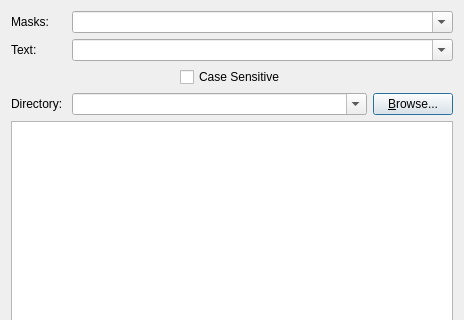
tmpprj/tmpprj, file SearchGUI/src/searchwindow.ui: the form before one commit; both pictures show x 0 to 464 and y 0 to 320 of the 464 by 471 pixel window.
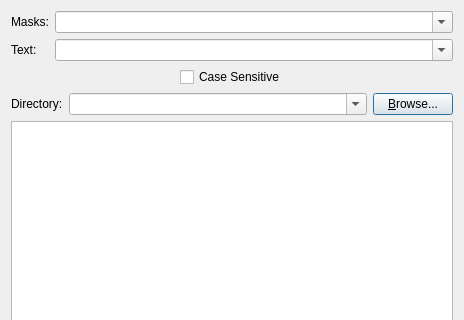
The form after the commit. Custom widgets are drawn as their Qt base class.

Patch:
```diff
--- a/SearchGUI/src/searchwindow.ui
+++ b/SearchGUI/src/searchwindow.ui
@@ -19,6 +19,8 @@
    <item>
     <layout class="QHBoxLayout" >
      <item>
+      <layout class="QVBoxLayout" >
+       <item>
       <widget class="QLabel" name="label_3" >
        <property name="sizePolicy" >
         <sizepolicy vsizetype="Preferred" hsizetype="Preferred" >
@@ -28,7 +30,7 @@
        </property>
        <property name="minimumSize" >
         <size>
-         <width>55</width>
+           <width>0</width>
          <height>0</height>
         </size>
        </property>
@@ -38,23 +40,6 @@
       </widget>
      </item>
      <item>
-      <widget class="QComboBox" name="masksComboBox" >
-       <property name="sizePolicy" >
-        <sizepolicy vsizetype="Fixed" hsizetype="Expanding" >
-         <horstretch>0</horstretch>
-         <verstretch>0</verstretch>
-        </sizepolicy>
-       </property>
-       <property name="editable" >
-        <bool>true</bool>
-       </property>
-      </widget>
-     </item>
-    </layout>
-   </item>
-   <item>
-    <layout class="QHBoxLayout" >
-     <item>
       <widget class="QLabel" name="label" >
        <property name="sizePolicy" >
         <sizepolicy vsizetype="Preferred" hsizetype="Preferred" >
@@ -64,7 +49,7 @@
        </property>
        <property name="minimumSize" >
         <size>
-         <width>55</width>
+           <width>0</width>
          <height>0</height>
         </size>
        </property>
@@ -73,6 +58,26 @@
        </property>
       </widget>
      </item>
+      </layout>
+     </item>
+     <item>
+      <layout class="QVBoxLayout" >
+       <item>
+        <widget class="QComboBox" name="masksComboBox" >
+         <property name="sizePolicy" >
+          <sizepolicy vsizetype="Fixed" hsizetype="Expanding" >
+           <horstretch>0</horstretch>
+           <verstretch>0</verstretch>
+          </sizepolicy>
+         </property>
+         <property name="toolTip" >
+          <string>Example: *.doc; *.pdf; *.txt</string>
+         </property>
+         <property name="editable" >
+          <bool>true</bool>
+         </property>
+        </widget>
+       </item>
      <item>
       <widget class="QComboBox" name="textComboBox" >
        <property name="sizePolicy" >
@@ -85,6 +90,8 @@
         <bool>true</bool>
        </property>
       </widget>
+       </item>
+      </layout>
      </item>
     </layout>
    </item>
@@ -140,7 +147,7 @@
        </property>
        <property name="minimumSize" >
         <size>
-         <width>55</width>
+         <width>0</width>
          <height>0</height>
         </size>
        </property>
```
Left out of the diff: 3 changed lines with no effect on the pictures. Lines whose indentation alone changed are shown as unchanged.
